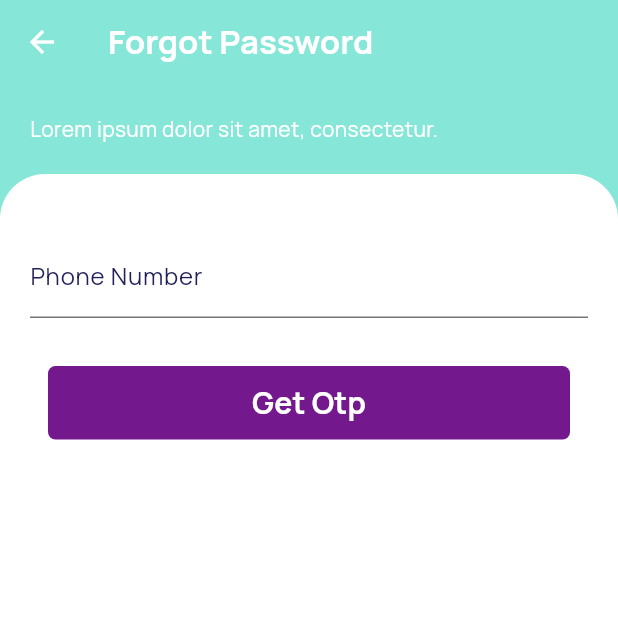
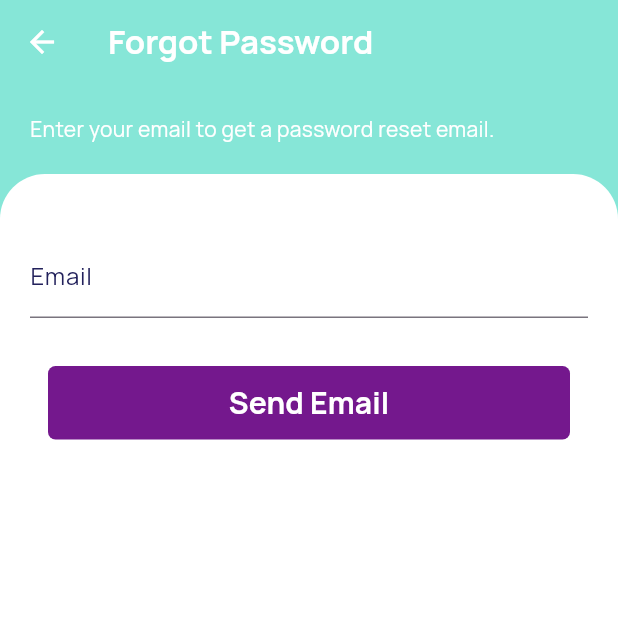
Before and after one commit to Eya-Benhouria/HireCue, a Flutter app: the ForgotPassword screen opened directly, on a phone screen of 412 x 824 dp, the top half of it. Run offline on Flutter 3.47's test engine with Material 3 defaults, Android fonts, the phone set to English and light mode, and no system bars; drawn by our look-alikes of nb_utils; our stand-ins replace firebase_auth, firebase_core, fluttertoast, font_awesome_flutter, google_fonts, google_sign_in and 1 more; accounts and stored records are empty; network calls fail.

Commit message:
Reset Password

```diff
--- a/lib/Services/auth_service.dart
+++ b/lib/Services/auth_service.dart
@@ -83,6 +83,14 @@ class AuthService {
     }
   }
 
+  Future<void> sendPasswordReset(String email) async {
+    try {
+      await _auth.sendPasswordResetEmail(email: email);
+    } catch (e) {
+      print(e.toString());
+    }
+  }
+
   Future<void> signout({
     required BuildContext context,
   }) async {
--- a/lib/main.dart
+++ b/lib/main.dart
@@ -23,6 +23,7 @@ class MyApp extends StatelessWidget {
           TargetPlatform.android: CupertinoPageTransitionsBuilder(),
         }),
       ),
+
       title: 'HireCue',
       home: const SplashScreen(),
       debugShowCheckedModeBanner: false,
--- a/lib/screens/Authentication/forgot_password.dart
+++ b/lib/screens/Authentication/forgot_password.dart
@@ -2,6 +2,7 @@
 // ignore_for_file: library_private_types_in_public_api
 
 import 'package:flutter/material.dart';
+import 'package:hirecue_app/Services/auth_service.dart';
 import 'package:nb_utils/nb_utils.dart';
 
 import '../../GlobalComponents/button_global.dart';
@@ -17,6 +18,9 @@ class ForgotPassword extends StatefulWidget {
 }
 
 class _ForgotPasswordState extends State<ForgotPassword> {
+  final _auth = AuthService();
+  final _email = TextEditingController();
+
   @override
   Widget build(BuildContext context) {
     return Scaffold(
@@ -38,7 +42,7 @@ class _ForgotPasswordState extends State<ForgotPassword> {
           Padding(
             padding: const EdgeInsets.all(20.0),
             child: Text(
-              'Lorem ipsum dolor sit amet, consectetur.',
+              'Enter your email to get a password reset email.',
               style: kTextStyle.copyWith(color: Colors.white),
             ),
           ),
@@ -59,22 +63,14 @@ class _ForgotPasswordState extends State<ForgotPassword> {
                   SizedBox(
                     height: 60.0,
                     child: AppTextField(
-                      textFieldType: TextFieldType.PHONE,
-                      controller: TextEditingController(),
+                      textFieldType: TextFieldType.EMAIL,
+                      controller: _email,
                       enabled: true,
                       decoration: InputDecoration(
-                        labelText: 'Phone Number',
-                        hintText: 'Enter Phone Number',
+                        labelText: 'Email',
+                        hintText: 'Enter Your Email',
                         labelStyle: kTextStyle,
                         floatingLabelBehavior: FloatingLabelBehavior.never,
-                        // prefixIcon: CountryCodePicker(
-                        //   padding: EdgeInsets.zero,
-                        //   onChanged: print,
-                        //   initialSelection: 'BD',
-                        //   showFlag: true,
-                        //   showDropDownButton: true,
-                        //   alignLeft: false,
-                        // ),
                       ),
                     ),
                   ),
@@ -82,11 +78,14 @@ class _ForgotPasswordState extends State<ForgotPassword> {
                     height: 20.0,
                   ),
                   ButtonGlobal(
-                    buttontext: 'Get Otp',
+                    buttontext: 'Send Email',
                     buttonDecoration: kButtonDecoration.copyWith(
                         color: ColorConfig.secondColor),
                     onPressed: () {
-                      const PhoneVerification().launch(context);
+                      _auth.sendPasswordReset(_email.text);
+                      ScaffoldMessenger.of(context).showSnackBar(SnackBar(
+                          content:Text(
+                              "An email has been sent to reset your password!")));
                     },
                   ),
                 ],
--- a/pubspec.yaml
+++ b/pubspec.yaml
@@ -30,7 +30,6 @@ environment:
 dependencies:
   flutter:
     sdk: flutter
-
 
   # The following adds the Cupertino Icons font to your application.
   # Use with the CupertinoIcons class for iOS style icons.
```
Also changed, not shown: lib/screens/Splash Screen/splash_screen.dart (+8 -5 lines).
